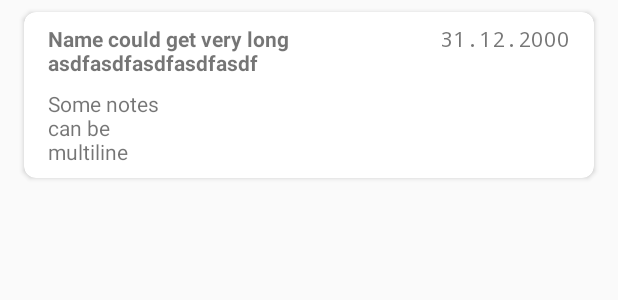
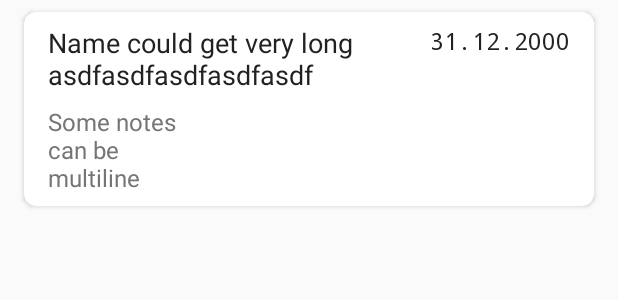
Before and after one commit to magnox/birthdays, an Android app: the layout person_rv_item.xml on its own in the app's theme, with its tools: preview values and no code run, on a phone screen of 412 x 824 dp. Shown: the top 300 px of the screen. Run offline under Robolectric (Android 15) with nearby library versions, the phone set to English and light mode, and no system bars.

Commit message:
add text styles for card view

```diff
--- a/app/src/main/res/layout/person_rv_item.xml
+++ b/app/src/main/res/layout/person_rv_item.xml
@@ -36,13 +36,13 @@
 
                 <TextView
                     android:id="@+id/lastname_tv"
+                    style="@style/CardTitle"
                     android:layout_width="0dp"
                     android:layout_height="wrap_content"
                     android:layout_marginStart="16dp"
                     android:layout_marginTop="8dp"
                     android:layout_marginBottom="8dp"
                     android:text="@{person.getFullName}"
-                    android:textStyle="bold"
                     app:layout_constraintBottom_toBottomOf="parent"
                     app:layout_constraintEnd_toStartOf="@+id/birthday_tv"
                     app:layout_constraintHorizontal_bias="0.5"
@@ -54,11 +54,11 @@
 
                 <TextView
                     android:id="@+id/birthday_tv"
+                    style="@style/CardDate"
                     android:layout_width="wrap_content"
                     android:layout_height="wrap_content"
                     android:layout_marginTop="8dp"
                     android:layout_marginEnd="16dp"
-                    android:fontFamily="monospace"
                     android:text="@{@string/date_format(person.birthday)}"
                     app:layout_constraintEnd_toEndOf="parent"
                     app:layout_constraintHorizontal_bias="0.5"
@@ -68,14 +68,17 @@
 
                 <TextView
                     android:id="@+id/notes_tv"
-                    android:layout_width="wrap_content"
+                    style="@style/CardContent"
+                    android:layout_width="0dp"
                     android:layout_height="wrap_content"
                     android:layout_marginStart="16dp"
                     android:layout_marginTop="8dp"
+                    android:layout_marginEnd="16dp"
                     android:layout_marginBottom="8dp"
                     android:text="@{person.notes}"
                     android:visibility="@{person.notes != null ? View.VISIBLE : View.GONE}"
                     app:layout_constraintBottom_toBottomOf="parent"
+                    app:layout_constraintEnd_toEndOf="parent"
                     app:layout_constraintStart_toStartOf="parent"
                     app:layout_constraintTop_toBottomOf="@+id/lastname_tv"
                     tools:text="Some notes\ncan be\nmultiline" />
--- a/app/src/main/res/values/styles.xml
+++ b/app/src/main/res/values/styles.xml
@@ -23,4 +23,22 @@
         <item name="android:colorControlNormal">@color/colorAccent</item>
     </style>
 
+    <style name="CardText" parent="TextAppearance.AppCompat.Medium">
+        <item name="android:textColor">@color/colorPrimaryText</item>
+    </style>
+
+    <style name="CardTitle" parent="CardText">
+<!--        <item name="android:textStyle">bold</item>-->
+    </style>
+
+    <style name="CardContent" parent="CardText">
+        <item name="android:textSize">16sp</item>
+        <item name="android:textColor">@color/colorSecondaryText</item>
+    </style>
+
+    <style name="CardDate" parent="CardText">
+        <item name="android:textSize">16sp</item>
+        <item name="android:fontFamily">monospace</item>
+    </style>
+
 </resources>
```
